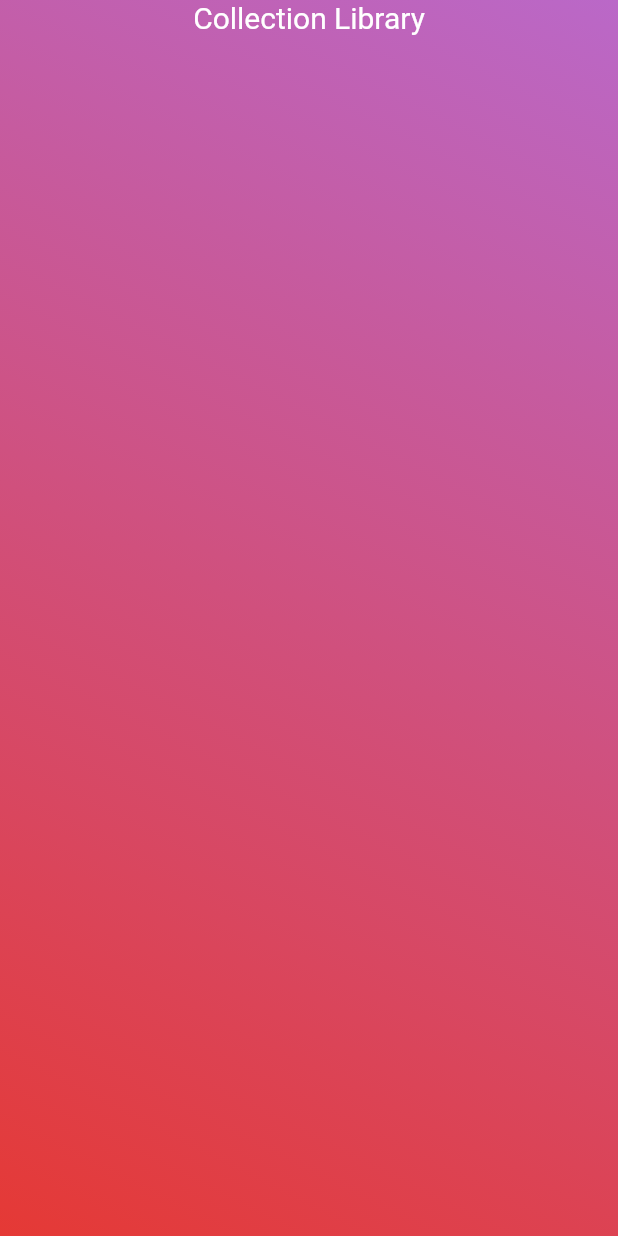
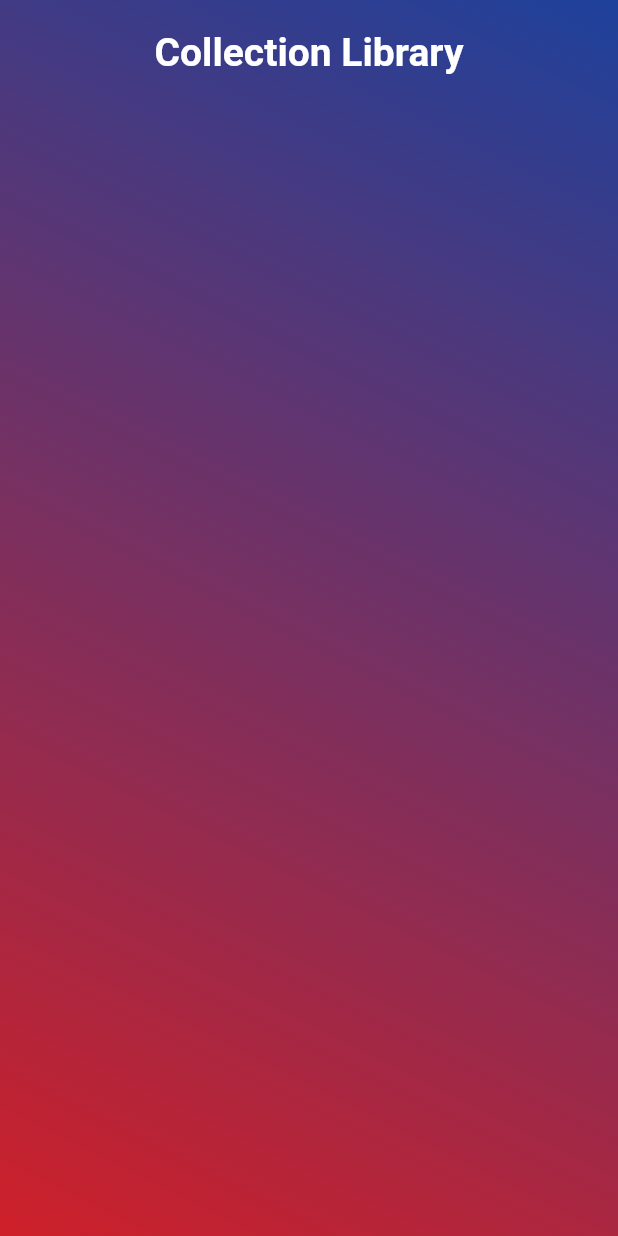
Before and after one commit to carolinemmcg2020/learn_tagalog, a Flutter app: the Collection screen opened directly, on a phone screen of 412 x 824 dp. Run offline on Flutter 3.47's test engine with Material 2 defaults, Android fonts, the phone set to English and light mode, and no system bars; drawn by our look-alikes of flutter_settings_screens; our stand-ins replace avatar_glow, cloud_firestore, firebase_auth, firebase_core, font_awesome_flutter, google_sign_in and 1 more; accounts and stored records are empty.

Commit message:
changed background colour to theme colour.

```diff
--- a/lib/screens/collection.dart
+++ b/lib/screens/collection.dart
@@ -1,35 +1,46 @@
 import 'package:flutter/material.dart';
+import 'package:learn_tagalog/widgets/theme_background_color.dart';
 
-
-class Collection extends StatefulWidget{
+class Collection extends StatefulWidget {
   @override
   _CollectionState createState() => _CollectionState();
 }
 
-class _CollectionState extends State<Collection>{
-
+class _CollectionState extends State<Collection> {
   @override
   Widget build(BuildContext context) {
     return Scaffold(
-      body: Container(
-
-        decoration: BoxDecoration(
+      body: ThemeColor(
+        /*decoration: BoxDecoration(
           gradient: LinearGradient(
-              begin: Alignment.bottomLeft,
-              end: Alignment.topRight,
-              colors: [Colors.red.shade600, Colors.purple.shade300]
+            begin: Alignment.bottomLeft,
+            end: Alignment.topRight,
+            colors: [
+              Colors.red.shade600,
+              Colors.purple.shade300,
+            ],
           ),
-        ),
+        ),*/
         child: SafeArea(
           child: Column(
             mainAxisSize: MainAxisSize.max,
             children: [
-              Center(child: Text('Collection Library', style: TextStyle(fontSize:20.0),))
+              SizedBox(
+                height: 20.0,
+              ),
+              Center(
+                child: Text(
+                  'Collection Library',
+                  style: TextStyle(
+                    fontSize: 26.0,
+                    fontWeight: FontWeight.bold,
+                  ),
+                ),
+              )
             ],
           ),
         ),
       ),
     );
   }
-
 }
```
